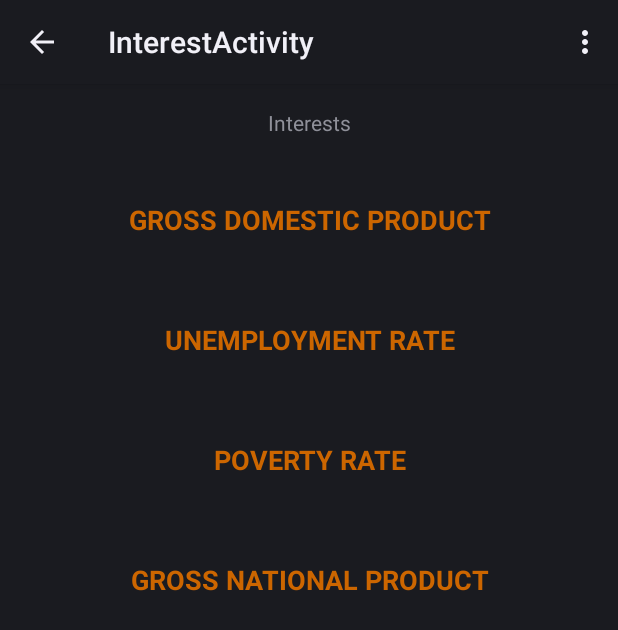
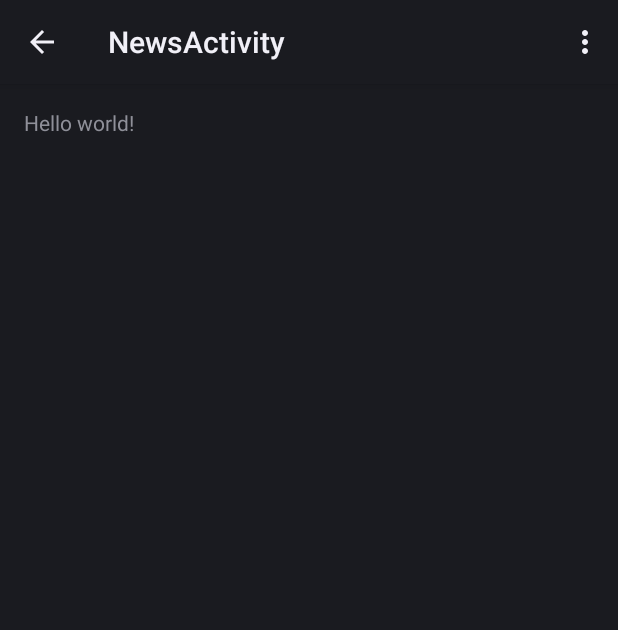
Before and after one commit to Josef123456/SEG-DataViz, an Android app: the NewsActivity screen opened directly, with no data from a screen before it, on a phone screen of 412 x 824 dp. Shown: the top 630 px of the screen. Run offline under Robolectric (Android 15) with nearby library versions, the phone set to English and light mode, and no system bars.

Commit message:
RSS for News Skeleton
Started work on RSS News Feed.

```diff
--- a/app/src/main/java/com/team1_k/project/seg/dataviz/InterestActivity.java
+++ b/app/src/main/java/com/team1_k/project/seg/dataviz/NewsActivity.java
@@ -5,20 +5,23 @@ import android.os.Bundle;
 import android.view.Menu;
 import android.view.MenuItem;
 
+/**
+ * Activity to show RSS Feed of News (possibly from Bloomberg)
+ */
 
-public class InterestActivity extends Activity {
+public class NewsActivity extends Activity {
 
     @Override
     protected void onCreate(Bundle savedInstanceState) {
         super.onCreate(savedInstanceState);
-        setContentView(R.layout.activity_interest);
+        setContentView(R.layout.activity_news);
     }
 
 
     @Override
     public boolean onCreateOptionsMenu(Menu menu) {
         // Inflate the menu; this adds items to the action bar if it is present.
-        getMenuInflater().inflate(R.menu.interest, menu);
+        getMenuInflater().inflate(R.menu.news, menu);
         return true;
     }
 
--- a/app/src/main/res/layout/activity_interest.xml
+++ /dev/null
@@ -1,103 +0,0 @@
-<RelativeLayout xmlns:android="http://schemas.android.com/apk/res/android"
-    xmlns:tools="http://schemas.android.com/tools"
-    android:layout_width="match_parent"
-    android:layout_height="match_parent"
-    android:paddingLeft="@dimen/activity_horizontal_margin"
-    android:paddingRight="@dimen/activity_horizontal_margin"
-    android:paddingTop="@dimen/activity_vertical_margin"
-    android:paddingBottom="@dimen/activity_vertical_margin"
-    tools:context="com.team1_k.project.seg.dataviz.InterestActivity">
-
-    <TextView
-        android:id="@+id/interest_view"
-        android:text="@string/interests"
-        android:layout_width="match_parent"
-        android:layout_alignParentTop="true"
-        android:gravity="center"
-        android:layout_height="wrap_content" />
-
-    <View
-            android:id="@+id/view1"
-            android:layout_width="match_parent"
-            android:layout_height="30dp"
-            android:layout_alignParentLeft="true"
-            android:layout_alignParentStart="true"
-            android:layout_below="@id/interest_view"
-            android:visibility="invisible" />
-
-    <Button
-            android:id="@+id/button1"
-            style="@style/Buttons"
-            android:layout_width="match_parent"
-            android:layout_height="50sp"
-            android:layout_alignParentLeft="true"
-            android:layout_alignParentStart="true"
-            android:layout_below="@+id/view1"
-            android:onClick="startMapActivity"
-            android:text="@string/gdp" />
-
-    <View
-            android:id="@+id/view2"
-            android:layout_width="match_parent"
-            android:layout_height="30dp"
-            android:layout_alignParentLeft="true"
-            android:layout_alignParentStart="true"
-            android:layout_below="@id/button1"
-            android:visibility="invisible" />
-
-    <Button
-            android:id="@+id/button2"
-            style="@style/Buttons"
-            android:layout_width="match_parent"
-            android:layout_height="50sp"
-            android:layout_alignParentLeft="true"
-            android:layout_alignParentStart="true"
-            android:layout_below="@+id/view2"
-            android:onClick="startMapActivity"
-            android:text="@string/unemployment_rate" />
-
-    <View
-            android:id="@+id/view3"
-            android:layout_width="match_parent"
-            android:layout_height="30dp"
-            android:layout_alignParentLeft="true"
-            android:layout_alignParentStart="true"
-            android:layout_below="@id/button2"
-            android:visibility="invisible" />
-
-    <Button
-            android:id="@+id/button3"
-            style="@style/Buttons"
-            android:layout_width="match_parent"
-            android:layout_height="50sp"
-            android:layout_alignParentLeft="true"
-            android:layout_alignParentStart="true"
-            android:layout_below="@+id/view3"
-            android:onClick="startMapActivity"
-            android:text="@string/poverty_rate" />
-
-    <View
-            android:id="@+id/view4"
-            android:layout_width="match_parent"
-            android:layout_height="30dp"
-            android:layout_alignParentLeft="true"
-            android:layout_alignParentStart="true"
-            android:layout_below="@id/button3"
-            android:visibility="invisible" />
-
-    <Button
-            android:id="@+id/button4"
-            style="@style/Buttons"
-            android:layout_width="match_parent"
-            android:layout_height="50sp"
-            android:layout_alignParentLeft="true"
-            android:layout_alignParentStart="true"
-            android:layout_below="@+id/view4"
-            android:onClick="startMapActivity"
-            android:text="@string/gnp" />
-
-
-
-
-
-</RelativeLayout>
--- /dev/null
+++ b/app/src/main/res/layout/activity_news.xml
@@ -0,0 +1,16 @@
+<RelativeLayout xmlns:android="http://schemas.android.com/apk/res/android"
+    xmlns:tools="http://schemas.android.com/tools"
+    android:layout_width="match_parent"
+    android:layout_height="match_parent"
+    android:paddingLeft="@dimen/activity_horizontal_margin"
+    android:paddingRight="@dimen/activity_horizontal_margin"
+    android:paddingTop="@dimen/activity_vertical_margin"
+    android:paddingBottom="@dimen/activity_vertical_margin"
+    tools:context="com.team1_k.project.seg.dataviz.NewsActivity">
+
+    <TextView
+        android:text="@string/hello_world"
+        android:layout_width="wrap_content"
+        android:layout_height="wrap_content" />
+
+</RelativeLayout>
--- /dev/null
+++ b/app/src/main/res/menu/news.xml
@@ -0,0 +1,8 @@
+<menu xmlns:android="http://schemas.android.com/apk/res/android"
+    xmlns:tools="http://schemas.android.com/tools"
+    tools:context="com.team1_k.project.seg.dataviz.NewsActivity" >
+    <item android:id="@+id/action_settings"
+        android:title="@string/action_settings"
+        android:orderInCategory="100"
+        android:showAsAction="never" />
+</menu>
--- a/app/src/main/res/values/interests_strings.xml
+++ /dev/null
@@ -1,7 +0,0 @@
-<?xml version="1.0" encoding="utf-8"?>
-<resources>
-    <string name="gdp">Gross Domestic Product</string>
-    <string name="unemployment_rate">Unemployment Rate</string>
-    <string name="poverty_rate">Poverty Rate</string>
-    <string name="gnp">Gross National Product</string>
-</resources>
--- /dev/null
+++ b/app/src/main/res/values/main_view_strings.xml
@@ -0,0 +1,4 @@
+<?xml version="1.0" encoding="utf-8"?>
+<resources>
+    <string name="News">News</string>
+</resources>
--- a/app/src/main/res/values/strings.xml
+++ b/app/src/main/res/values/strings.xml
@@ -9,5 +9,8 @@
     <string name="other">Other</string>
     <string name="title_activity_interest">InterestActivity</string>
     <string name="interests">Interests</string>
+    <string name="title_activity_main_view">MainView</string>
+    <string name="hello_world">Hello world!</string>
+    <string name="title_activity_news">NewsActivity</string>
 
 </resources>
```
Also changed, not shown: app/src/main/AndroidManifest.xml (+20 -11 lines), app/src/main/java/com/team1_k/project/seg/dataviz/MainView.java (added, +36 -0 lines), app/src/main/res/layout/activity_main.xml (+0 -39 lines), app/src/main/res/layout/activity_main_view.xml (added, +47 -0 lines), app/src/main/res/menu/main_view.xml (added, +8 -0 lines), 1 other file.
